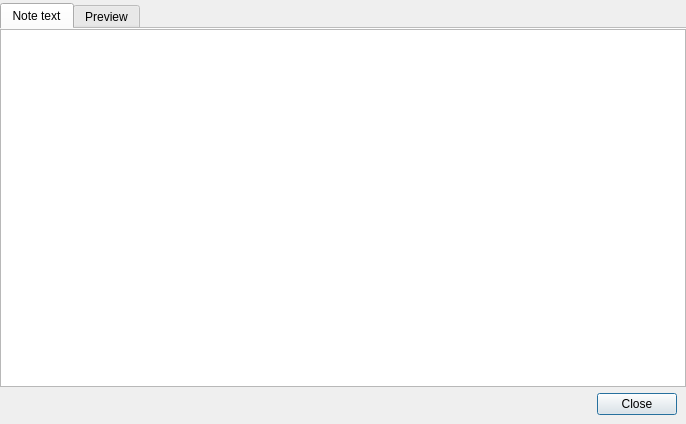
Qt form src/dialogs/notedialog.ui (pbek/QOwnNotes) before a commit.
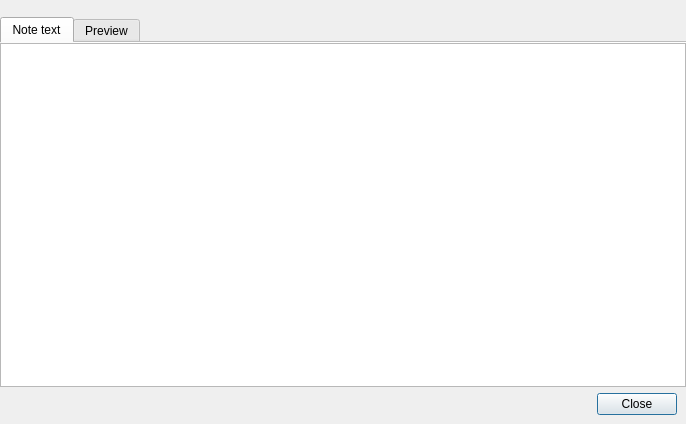
The same form after that commit. Custom widgets are drawn as their Qt base class.

Commit message: notedialog: show folder and modification date of the note

Diff of the .ui file:
```diff
--- a/src/dialogs/notedialog.ui
+++ b/src/dialogs/notedialog.ui
@@ -29,6 +29,25 @@
    <property name="bottomMargin">
     <number>0</number>
    </property>
+   <item>
+    <widget class="QLabel" name="noteInfoLabel">
+     <property name="text">
+      <string notr="true"/>
+     </property>
+     <property name="textFormat">
+      <enum>Qt::PlainText</enum>
+     </property>
+     <property name="wordWrap">
+      <bool>true</bool>
+     </property>
+     <property name="margin">
+      <number>4</number>
+     </property>
+     <property name="textInteractionFlags">
+      <set>Qt::TextSelectableByMouse</set>
+     </property>
+    </widget>
+   </item>
    <item>
     <widget class="QTabWidget" name="tabWidget">
      <property name="currentIndex">
```
The commit also changes 2 other files.
